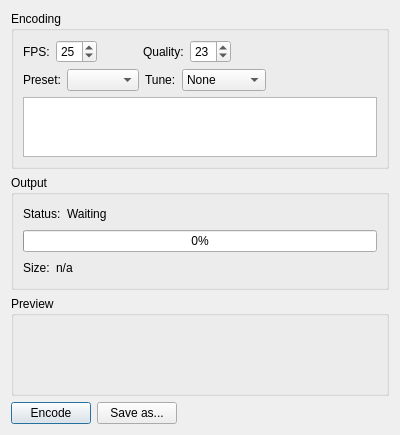
Before: the Qt Designer form x264encoderdialog.ui in labyrinthofdreams/screenpicker, drawn with Qt 5.
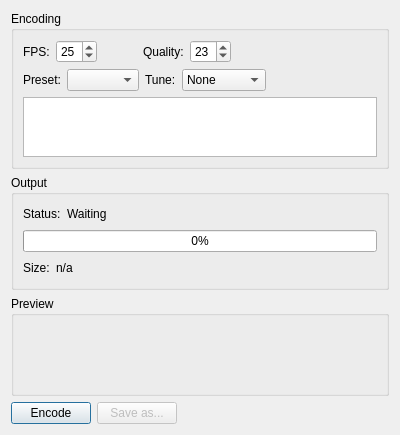
After: the same form once the commit is applied.

Commit message: Only enable save as button once a preview is available

Patch:
```diff
--- a/x264encoderdialog.ui
+++ b/x264encoderdialog.ui
@@ -10,7 +10,7 @@
     <x>0</x>
     <y>0</y>
     <width>400</width>
-    <height>392</height>
+    <height>422</height>
    </rect>
   </property>
   <property name="windowTitle">
@@ -320,6 +320,9 @@
      </item>
      <item>
       <widget class="QPushButton" name="buttonSaveAs">
+       <property name="enabled">
+        <bool>false</bool>
+       </property>
        <property name="text">
         <string>Save as...</string>
        </property>
```
Left out of the diff: 2 changed lines with no effect on the pictures. The commit also changes 1 other file.
